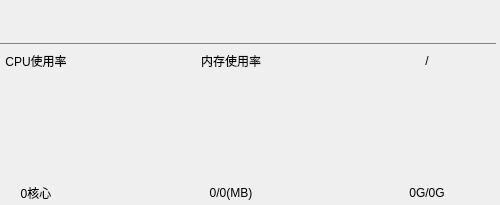
Before: the Qt Designer form homepagestatus.ui in chenchongbiao/manager, drawn with Qt 5; both pictures show x 240 to 740 and y 0 to 205 of the 740 by 205 pixel window.
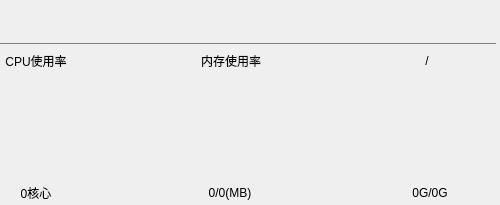
After: the same form once the commit is applied. Custom widgets are drawn as their Qt base class.

Commit message: 修改首页状态栏的UI

Diff of the .ui file:
```diff
--- a/homepagestatus.ui
+++ b/homepagestatus.ui
@@ -45,12 +45,12 @@
     <set>Qt::AlignCenter</set>
    </property>
   </widget>
-  <widget class="Dtk::Widget::DLabel" name="menory_space">
+  <widget class="Dtk::Widget::DLabel" name="memory_space">
    <property name="geometry">
     <rect>
-     <x>421</x>
+     <x>400</x>
      <y>182</y>
-     <width>100</width>
+     <width>140</width>
      <height>22</height>
     </rect>
    </property>
@@ -119,9 +119,9 @@
   <widget class="Dtk::Widget::DLabel" name="disk_space">
    <property name="geometry">
     <rect>
-     <x>617</x>
+     <x>600</x>
      <y>182</y>
-     <width>100</width>
+     <width>140</width>
      <height>22</height>
     </rect>
    </property>
```
